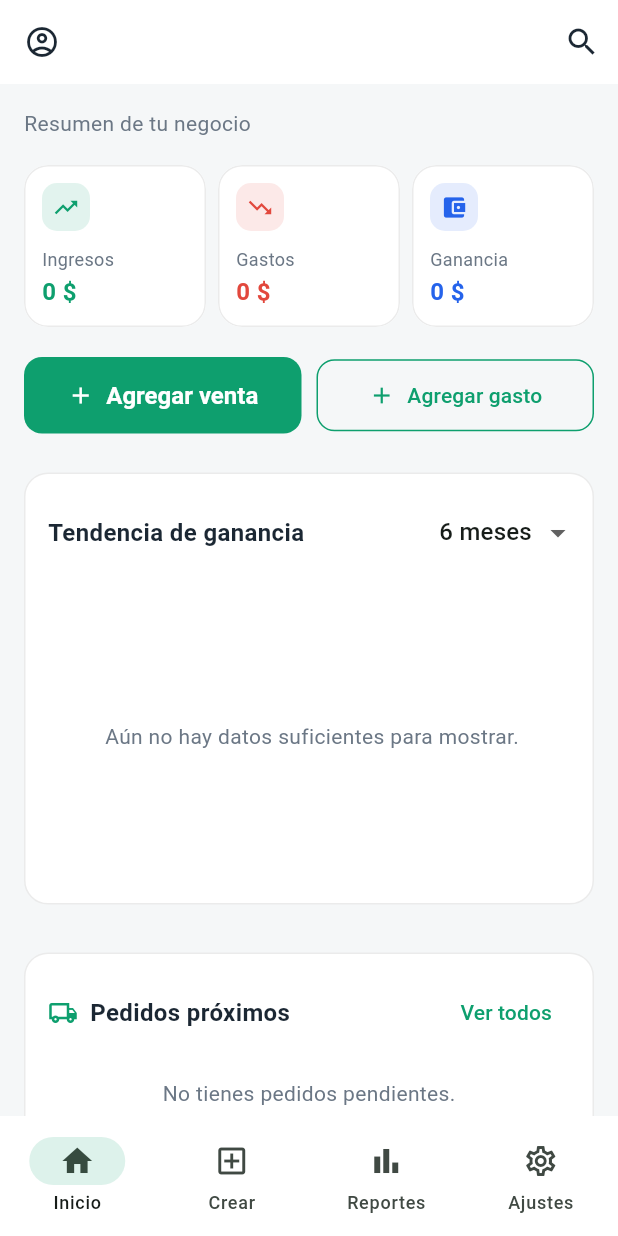
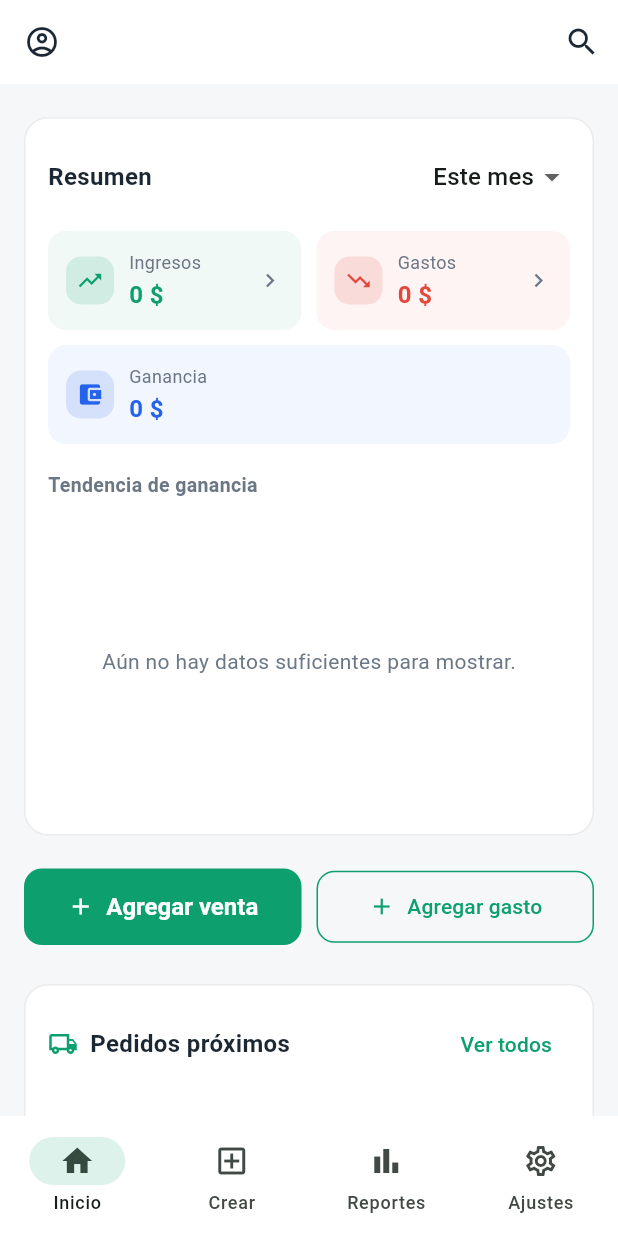
Before and after one commit to sgallon-ux/stocklet, a Flutter app: the screen it shows once a user with an empty profile is signed in, on a phone screen of 412 x 824 dp. Run offline on Flutter 3.47's test engine with Material 3 defaults, Android fonts, the phone set to English and light mode, and no system bars; our stand-ins replace cloud_firestore, country_picker, file_picker, firebase_auth, firebase_core, firebase_storage and 2 more; missing offline and left inert: currency_picker; accounts and stored records are empty; generated files the repository leaves out were written again.

Commit message:
Rediseño en inicio: unificación de gráfica y reporte de ingresos

```diff
--- a/lib/datos_app.dart
+++ b/lib/datos_app.dart
@@ -452,6 +452,40 @@ Future<void> _cargarNegocioId(String uid) async {
 
   double get ganancia => ingresosTotales - gastosTotales;
 
+  // --- Totales dentro de un rango (para el panel del inicio) ---
+  (DateTime, DateTime) _limitesRango(RangoTendencia rango) {
+    final ahora = DateTime.now();
+    final fin = DateTime(ahora.year, ahora.month + 1, 1);
+    if (rango == RangoTendencia.mes) {
+      return (DateTime(ahora.year, ahora.month, 1), fin);
+    }
+    final n = rango == RangoTendencia.tres
+        ? 3
+        : (rango == RangoTendencia.seis ? 6 : 12);
+    return (DateTime(ahora.year, ahora.month - (n - 1), 1), fin);
+  }
+
+  double ingresosEnRango(RangoTendencia rango) {
+    final (ini, fin) = _limitesRango(rango);
+    double total = 0;
+    for (final v in ventas) {
+      if (!v.fecha.isBefore(ini) && v.fecha.isBefore(fin)) total += v.total;
+    }
+    return total;
+  }
+
+  double gastosEnRango(RangoTendencia rango) {
+    final (ini, fin) = _limitesRango(rango);
+    double total = 0;
+    for (final g in gastos) {
+      if (!g.fecha.isBefore(ini) && g.fecha.isBefore(fin)) total += g.monto;
+    }
+    return total;
+  }
+
+  double gananciaEnRango(RangoTendencia rango) =>
+      ingresosEnRango(rango) - gastosEnRango(rango);
+
   List<ResumenMensual> get resumenPorMes {
     final mapa = <String, ResumenMensual>{};
     ResumenMensual delMes(int anio, int mes) {
--- a/lib/pantallas/inicio.dart
+++ b/lib/pantallas/inicio.dart
@@ -1,15 +1,10 @@
 import 'package:flutter/material.dart';
 import 'package:provider/provider.dart';
 import '../datos_app.dart';
-import '../tema.dart';
-import '../formato.dart';
 import 'ingresar_venta.dart';
 import 'registrar_gasto.dart';
-import 'historial_ventas.dart';
-import 'historial_gastos.dart';
 import 'ajustes.dart';
-import 'widgets/tarjeta_resumen.dart';
-import 'widgets/grafica_tendencia.dart';
+import 'widgets/panel_resumen.dart';
 import 'widgets/widget_pedidos.dart';
 import 'widgets/widget_notas.dart';
 
@@ -39,55 +34,11 @@ class PantallaInicio extends StatelessWidget {
           ),
         ],
       ),
-      body: Consumer<DatosApp>(
-        builder: (context, datos, child) {
-          return ListView(
+      body: ListView(
         padding: const EdgeInsets.all(16),
         children: [
-              const Text('Resumen de tu negocio',
-                  style: TextStyle(fontSize: 14, color: AppColores.textoSuave)),
-              const SizedBox(height: 12),
-
-              // --- Resumen en una fila (Ingresos y Gastos son botones) ---
-              Row(
-                children: [
-                  Expanded(
-                    child: TarjetaResumen(
-                      titulo: 'Ingresos',
-                      valor: pesos(datos.ingresosTotales),
-                      icono: Icons.trending_up,
-                      color: AppColores.verde,
-                      onTap: () => Navigator.push(
-                          context,
-                          MaterialPageRoute(
-                              builder: (_) => const PantallaHistorialVentas())),
-                    ),
-                  ),
-                  const SizedBox(width: 8),
-                  Expanded(
-                    child: TarjetaResumen(
-                      titulo: 'Gastos',
-                      valor: pesos(datos.gastosTotales),
-                      icono: Icons.trending_down,
-                      color: AppColores.rojo,
-                      onTap: () => Navigator.push(
-                          context,
-                          MaterialPageRoute(
-                              builder: (_) => const PantallaHistorialGastos())),
-                    ),
-                  ),
-                  const SizedBox(width: 8),
-                  Expanded(
-                    child: TarjetaResumen(
-                      titulo: 'Ganancia',
-                      valor: pesos(datos.ganancia),
-                      icono: Icons.account_balance_wallet,
-                      color: const Color(0xFF2563EB),
-                    ),
-                  ),
-                ],
-              ),
-              const SizedBox(height: 14),
+          const PanelResumen(),
+          const SizedBox(height: 16),
 
           // --- Fila de acciones ---
           Row(
@@ -116,14 +67,10 @@ class PantallaInicio extends StatelessWidget {
             ],
           ),
           const SizedBox(height: 20),
-              const GraficaTendencia(),
-              const SizedBox(height: 20),
           const WidgetPedidos(),
           const SizedBox(height: 20),
           const WidgetNotas(),
         ],
-          );
-        },
       ),
     );
   }
--- a/lib/pantallas/widgets/grafica_tendencia.dart
+++ b/lib/pantallas/widgets/grafica_tendencia.dart
@@ -5,61 +5,15 @@ import '../../datos_app.dart';
 import '../../tema.dart';
 import '../../formato.dart';
 
-class GraficaTendencia extends StatefulWidget {
-  const GraficaTendencia({super.key});
-
-  @override
-  State<GraficaTendencia> createState() => _GraficaTendenciaState();
-}
-
-class _GraficaTendenciaState extends State<GraficaTendencia> {
-  RangoTendencia _rango = RangoTendencia.seis;
-
-  static const _opciones = {
-    RangoTendencia.mes: 'Este mes',
-    RangoTendencia.tres: '3 meses',
-    RangoTendencia.seis: '6 meses',
-    RangoTendencia.anio: 'Año',
-  };
+class GraficaTendencia extends StatelessWidget {
+  final RangoTendencia rango;
+  const GraficaTendencia({super.key, required this.rango});
 
   @override
   Widget build(BuildContext context) {
     final datos = context.watch<DatosApp>();
-    final puntos = datos.tendenciaGanancia(_rango);
-
-    return Card(
-      child: Padding(
-        padding: const EdgeInsets.fromLTRB(16, 16, 12, 12),
-        child: Column(
-          crossAxisAlignment: CrossAxisAlignment.start,
-          children: [
-            Row(
-              children: [
-                const Expanded(
-                  child: Text('Tendencia de ganancia',
-                      style: TextStyle(
-                          fontSize: 16,
-                          fontWeight: FontWeight.bold,
-                          color: AppColores.texto)),
-                ),
-                DropdownButton<RangoTendencia>(
-                  value: _rango,
-                  underline: const SizedBox.shrink(),
-                  borderRadius: BorderRadius.circular(12),
-                  items: _opciones.entries
-                      .map((e) => DropdownMenuItem(
-                          value: e.key, child: Text(e.value)))
-                      .toList(),
-                  onChanged: (v) => setState(() => _rango = v!),
-                ),
-              ],
-            ),
-            const SizedBox(height: 12),
-            SizedBox(height: 200, child: _grafica(puntos)),
-          ],
-        ),
-      ),
-    );
+    final puntos = datos.tendenciaGanancia(rango);
+    return SizedBox(height: 200, child: _grafica(puntos));
   }
 
   Widget _grafica(List<PuntoTendencia> puntos) {
--- /dev/null
+++ b/lib/pantallas/widgets/panel_resumen.dart
@@ -0,0 +1,164 @@
+import 'package:flutter/material.dart';
+import 'package:provider/provider.dart';
+import '../../datos_app.dart';
+import '../../tema.dart';
+import '../../formato.dart';
+import '../historial_ventas.dart';
+import '../historial_gastos.dart';
+import 'grafica_tendencia.dart';
+
+class PanelResumen extends StatefulWidget {
+  const PanelResumen({super.key});
+
+  @override
+  State<PanelResumen> createState() => _PanelResumenState();
+}
+
+class _PanelResumenState extends State<PanelResumen> {
+  RangoTendencia _rango = RangoTendencia.mes;
+
+  static const _opciones = {
+    RangoTendencia.mes: 'Este mes',
+    RangoTendencia.tres: '3 meses',
+    RangoTendencia.seis: '6 meses',
+    RangoTendencia.anio: 'Año',
+  };
+
+  @override
+  Widget build(BuildContext context) {
+    final datos = context.watch<DatosApp>();
+    final ingresos = datos.ingresosEnRango(_rango);
+    final gastos = datos.gastosEnRango(_rango);
+    final ganancia = ingresos - gastos;
+
+    return Card(
+      child: Padding(
+        padding: const EdgeInsets.all(16),
+        child: Column(
+          crossAxisAlignment: CrossAxisAlignment.start,
+          children: [
+            // Encabezado + filtro
+            Row(
+              children: [
+                const Expanded(
+                  child: Text('Resumen',
+                      style: TextStyle(
+                          fontSize: 16,
+                          fontWeight: FontWeight.bold,
+                          color: AppColores.texto)),
+                ),
+                DropdownButton<RangoTendencia>(
+                  value: _rango,
+                  underline: const SizedBox.shrink(),
+                  borderRadius: BorderRadius.circular(12),
+                  items: _opciones.entries
+                      .map((e) =>
+                          DropdownMenuItem(value: e.key, child: Text(e.value)))
+                      .toList(),
+                  onChanged: (v) => setState(() => _rango = v!),
+                ),
+              ],
+            ),
+            const SizedBox(height: 12),
+
+            // Ingresos y Gastos en una fila
+            Row(
+              children: [
+                Expanded(
+                  child: _tile(
+                    'Ingresos',
+                    pesos(ingresos),
+                    Icons.trending_up,
+                    AppColores.verde,
+                    () => Navigator.push(
+                        context,
+                        MaterialPageRoute(
+                            builder: (_) => const PantallaHistorialVentas())),
+                  ),
+                ),
+                const SizedBox(width: 10),
+                Expanded(
+                  child: _tile(
+                    'Gastos',
+                    pesos(gastos),
+                    Icons.trending_down,
+                    AppColores.rojo,
+                    () => Navigator.push(
+                        context,
+                        MaterialPageRoute(
+                            builder: (_) => const PantallaHistorialGastos())),
+                  ),
+                ),
+              ],
+            ),
+            const SizedBox(height: 10),
+
+            // Ganancia debajo, a todo el ancho
+            _tile('Ganancia', pesos(ganancia), Icons.account_balance_wallet,
+                const Color(0xFF2563EB), null),
+            const SizedBox(height: 18),
+
+            const Text('Tendencia de ganancia',
+                style: TextStyle(
+                    fontSize: 13,
+                    fontWeight: FontWeight.w600,
+                    color: AppColores.textoSuave)),
+            const SizedBox(height: 8),
+            GraficaTendencia(rango: _rango),
+          ],
+        ),
+      ),
+    );
+  }
+
+  Widget _tile(String titulo, String valor, IconData icono, Color color,
+      VoidCallback? onTap) {
+    final contenido = Container(
+      padding: const EdgeInsets.all(12),
+      decoration: BoxDecoration(
+        color: color.withValues(alpha: 0.06),
+        borderRadius: BorderRadius.circular(12),
+      ),
+      child: Row(
+        children: [
+          Container(
+            padding: const EdgeInsets.all(7),
+            decoration: BoxDecoration(
+              color: color.withValues(alpha: 0.14),
+              borderRadius: BorderRadius.circular(10),
+            ),
+            child: Icon(icono, color: color, size: 18),
+          ),
+          const SizedBox(width: 10),
+          Expanded(
+            child: Column(
+              crossAxisAlignment: CrossAxisAlignment.start,
+              children: [
+                Text(titulo,
+                    style: const TextStyle(
+                        fontSize: 12, color: AppColores.textoSuave)),
+                const SizedBox(height: 2),
+                FittedBox(
+                  fit: BoxFit.scaleDown,
+                  alignment: Alignment.centerLeft,
+                  child: Text(valor,
+                      maxLines: 1,
+                      style: TextStyle(
+                          fontSize: 16,
+                          fontWeight: FontWeight.bold,
+                          color: color)),
+                ),
+              ],
+            ),
+          ),
+          if (onTap != null)
+            const Icon(Icons.chevron_right,
+                color: AppColores.textoSuave, size: 18),
+        ],
+      ),
+    );
+    if (onTap == null) return contenido;
+    return InkWell(
+        onTap: onTap, borderRadius: BorderRadius.circular(12), child: contenido);
+  }
+}
```
Lines whose indentation alone changed are shown as unchanged.
